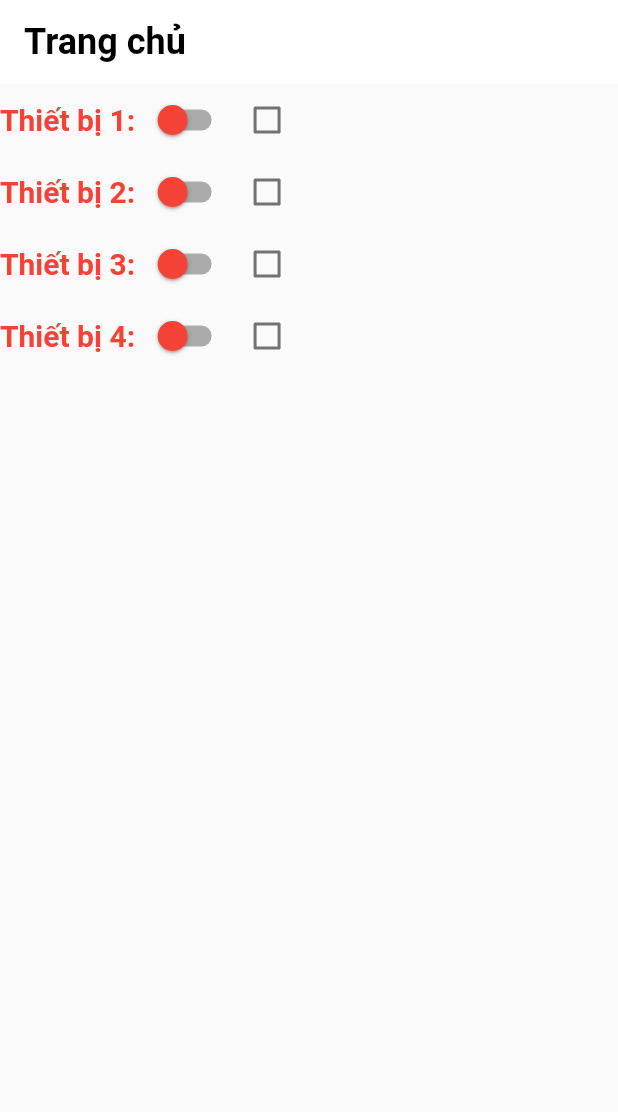
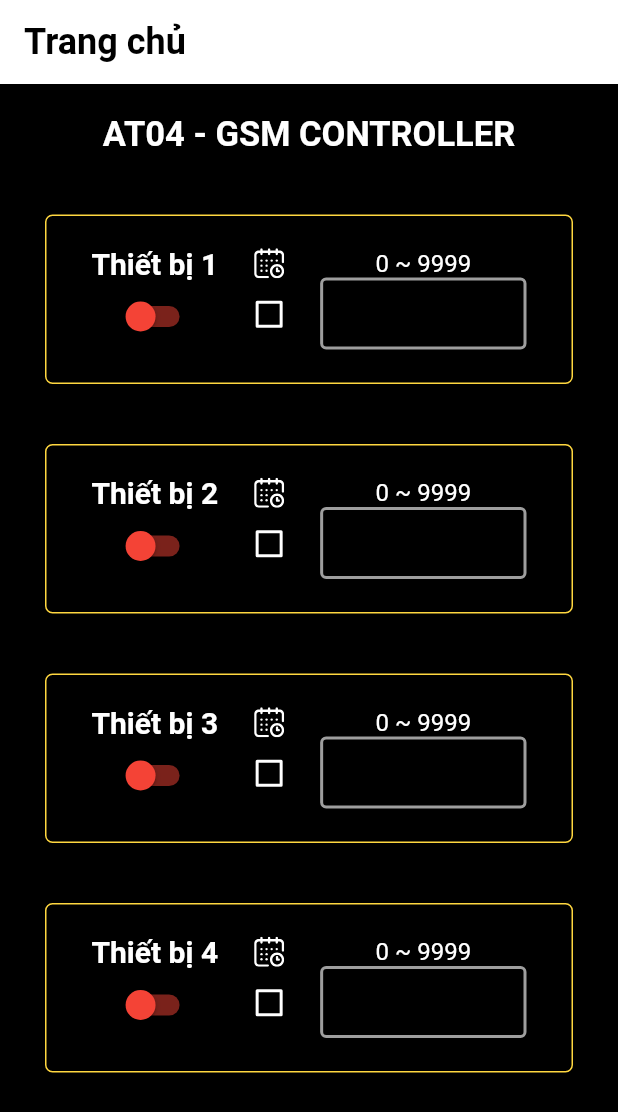
Before and after one commit to mralbertnguyen/freelance-ble, a Flutter app: the HomeScreen screen opened directly, on a phone screen of 412 x 824 dp. Shown: the top 1112 px of the screen. Run offline on Flutter 3.47's test engine with Material 2 defaults, Android fonts, the phone set to English and light mode, and no system bars; our stand-ins replace equatable, flutter_svg.

Commit message:
completed home screen

```diff
--- a/lib/index.dart
+++ b/lib/index.dart
@@ -1,7 +1,11 @@
 /// Core libs
 export "package:flutter/material.dart";
+export 'package:equatable/equatable.dart';
+
+
 /// Screens
 export "package:the_third/screens/home_screen.dart";
+export 'package:the_third/screens/login_screen.dart';
 
 /// Widgets
 export "package:the_third/widgets/app_bar_widget.dart";
@@ -15,3 +19,4 @@ export "package:the_third/models/device_data_type_model.dart";
 
 /// Utils
 export "package:the_third/utils/sms_config.dart";
+export "package:the_third/utils/assets_export.dart";
--- a/lib/main.dart
+++ b/lib/main.dart
@@ -11,6 +11,8 @@ class MyApp extends StatelessWidget {
       title: 'Flutter Demo',
       theme: ThemeData(
         primarySwatch: Colors.blue,
+        unselectedWidgetColor: Colors.white
+
       ),
       home: MyHomePage(title: 'Flutter Demo Home Page'),
       debugShowCheckedModeBanner: false,
@@ -30,6 +32,6 @@ class MyHomePage extends StatefulWidget {
 class _MyHomePageState extends State<MyHomePage> {
   @override
   Widget build(BuildContext context) {
-    return HomeScreen();
+    return LoginScreen();
   }
 }
--- a/lib/screens/home_screen.dart
+++ b/lib/screens/home_screen.dart
@@ -1,3 +1,4 @@
+import 'package:flutter_svg/flutter_svg.dart';
 import 'package:the_third/index.dart';
 
 //import 'package:flutter_sms/flutter_sms.dart';
@@ -9,6 +10,8 @@ class HomeScreen extends StatefulWidget {
 
 class _HomeScreenState extends State<HomeScreen> {
   String _title = "Trang chủ";
+
+  bool isLoading = false;
 
   static TextEditingController _device1TextController =
       new TextEditingController();
@@ -53,23 +56,34 @@ class _HomeScreenState extends State<HomeScreen> {
   static List<DeviceType> listDevices =
       initDeviceData.map((i) => DeviceType.fromJson(i)).toList();
 
-  DeviceType _deviceTest = listDevices.first;
+  void _sendSMS(DeviceType device) async {
+    String _messageContent =
+        "${device.name}${device.isOn ? 'B' : 'T'}${device.isDelay ? '.${device.delayTime}' : ''}";
 
-  _sendSms(String deviceName, String status, int delayTime) async {
-    print("Device: $deviceName - Status:$status - Delay time: $delayTime");
+    setState(() {
+      isLoading = true;
+    });
 
-    String _messageContent = "";
+    Future.delayed(Duration(milliseconds: 300), () {
+      print("Message will send $_messageContent");
 
-//    String _result =
-//        await sendSMS(message: _messageContent, recipients: [PHONE_NUMBER])
-//            .catchError((onError) {
-//      print(onError);
-//    });
-
-//    print(_result);
+      setState(() {
+        isLoading = false;
+      });
+    });
   }
 
-  void _sendSMS(String message, List<String> recipents) async {}
+  @override
+  void dispose() {
+
+    _device1TextController.dispose();
+    _device2TextController.dispose();
+    _device3TextController.dispose();
+    _device4TextController.dispose();
+
+    // TODO: implement dispose
+    super.dispose();
+  }
 
   @override
   Widget build(BuildContext context) {
@@ -79,16 +93,40 @@ class _HomeScreenState extends State<HomeScreen> {
         child: Container(
           height: MediaQuery.of(context).size.height,
           width: MediaQuery.of(context).size.width,
+          color: Colors.black,
           child: Column(
             children: <Widget>[
+
+              /// Title
+              Container(
+                margin: EdgeInsets.only(top: 20, bottom: 20 , left: 30, right: 30),
+                child: Text("AT04 - GSM CONTROLLER",
+                  textAlign: TextAlign.center,
+                  style: TextStyle(
+                  color: Colors.white,
+                  fontSize: 23,
+                  fontWeight: FontWeight.bold
+                ),),
+              ),
+
+              /// Devices
               for (DeviceType device in listDevices)
-                Row(
+                Container(
+                  margin: EdgeInsets.only(top: 20, bottom: 20 , left: 30, right: 30),
+                  padding: EdgeInsets.only(top: 20, bottom: 20 , left: 30, right: 30),
+                  decoration: BoxDecoration(
+//                      color: Colors.red,
+                      borderRadius: BorderRadius.all(Radius.circular(5)),
+                      border: Border.all(color: Colors.amberAccent)),
+                  child: Row(
                     children: <Widget>[
                       // TODO: Device name
+                      Column(
+                        children: <Widget>[
                           Text(
-                      "Thiết bị ${device.name}: ",
+                            "Thiết bị ${device.name}",
                             style: TextStyle(
-                          color: Colors.red,
+                                color: Colors.white,
                                 fontWeight: FontWeight.bold,
                                 fontSize: 20),
                           ),
@@ -98,40 +136,88 @@ class _HomeScreenState extends State<HomeScreen> {
                             onChanged: (value) {
                               setState(() {
                                 device.isOn = value;
-                          print("Device is on ${device.isOn}");
+                                _sendSMS(device);
                               });
                             },
                             inactiveThumbColor: Colors.red,
                             activeTrackColor: Colors.lightGreenAccent,
                             activeColor: Colors.green,
+                            inactiveTrackColor: Colors.red.withOpacity(0.5),
+                          )
+                        ],
                       ),
 
                       // TODO: Checkbox enable delay time
+                      Container(
+                        margin: EdgeInsets.only(left: 10, right: 10),
+                        child: Column(
+                          children: <Widget>[
+                           SvgPicture.asset(icCalendar,
+                             height: 20,
+                             width: 20,),
                             Checkbox(
                               value: device.isDelay,
+                              checkColor: Colors.white,
+                              activeColor: Colors.black,
                               onChanged: (isChecked) {
                                 setState(() {
                                   device.isDelay = isChecked;
                                 });
                               },
+                            )
+                          ],
                         ),
+                      ),
+                      // TODO: Input delay time
+                        Expanded(
+                          child: Column(
+                            children: <Widget>[
+                              Text("0 ~ 9999", style: TextStyle(
+                                color: Colors.white,
+                                fontSize: 16
+                              ),),
+                              Container(
+                                width: 200,
+                                child: TextField(
+                                  cursorColor: Colors.white,
+                                  keyboardType: TextInputType.number,
 
-                    // TODO: Input delay time
-                    if (device.isDelay)
-                      Container(
-                        height: 50,
-                        width: 100,
-                        child: TextField(
-                          controller: _device1TextController,
-                          decoration: InputDecoration(),
+                                  decoration: InputDecoration(
+                                    fillColor: Colors.white,
+                                    focusedBorder: const OutlineInputBorder(
+                                        borderSide: const BorderSide(color: Colors.white, width: 3)
+                                    ),
+                                    disabledBorder: const OutlineInputBorder(
+                                      borderSide: const BorderSide(color: Colors.grey, width: 2),
+                                    ),
+                                    enabledBorder: const OutlineInputBorder(
+                                      borderSide: const BorderSide(color: Colors.white, width: 2),
+                                    ),
+                                    border: OutlineInputBorder(
+                                      borderSide: new BorderSide(color: Colors.white),
+                                    ),
+                                    focusColor: Colors.white,
+
+                                    contentPadding:
+                                    EdgeInsets.only(bottom: 10.0, left: 10.0, right: 10.0),
+                                  ),
+                                  style: TextStyle(
+                                    color: Colors.white,
+                                  ),
+                                  enabled: device.isDelay,
+                                  controller: device.textController,
                                   onChanged: (v) {
                                     setState(() {
                                       device.delayTime = int.parse(v);
                                     });
                                   },
                                 ),
+                              )
+                            ],
+                          ),
                         ),
                     ],
+                  ),
                 )
             ],
           ),
--- /dev/null
+++ b/lib/utils/assets_export.dart
@@ -0,0 +1,2 @@
+final String logoAsset = "assets/logo.jpg";
+final String icCalendar = "assets/ic_calendar.svg";
```
Also changed, not shown: lib/bloc/sms_event.dart (added, +10 -0 lines), lib/bloc/sms_state.dart (added, +29 -0 lines), lib/screens/login_screen.dart (added, +26 -0 lines), pubspec.yaml (+4 -3 lines), assets/ic_calendar.svg (added), assets/logo.jpg (added), lib/bloc/sms_bloc.dart (added), pubspec.lock. Lines whose indentation alone changed are shown as unchanged.
